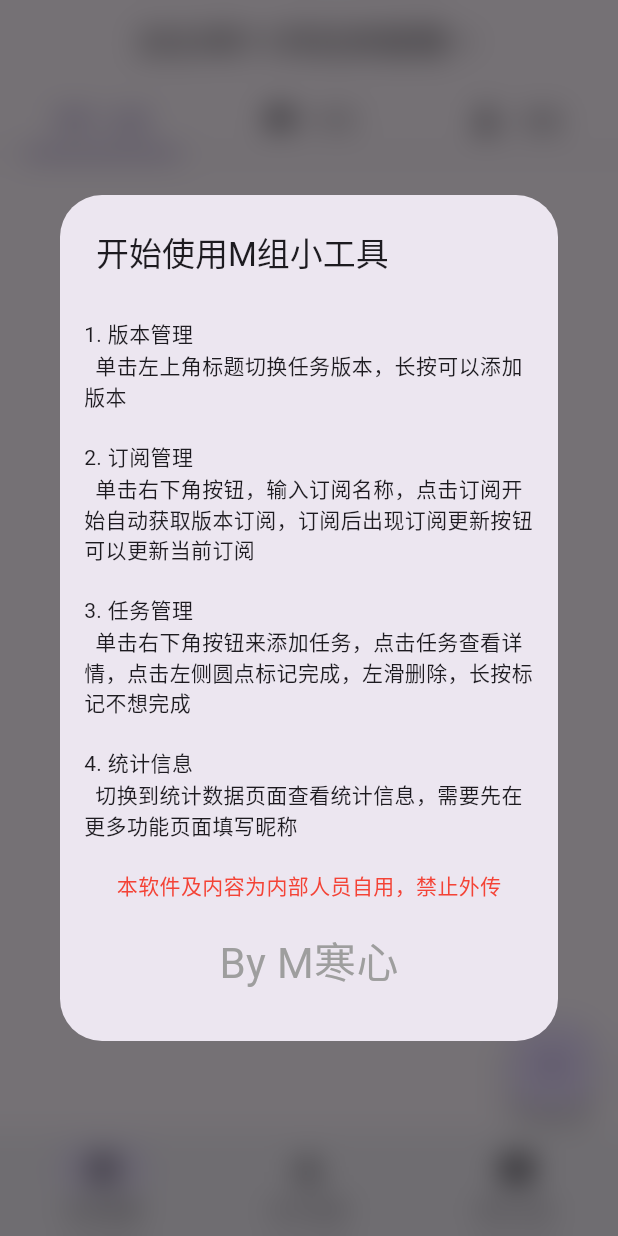
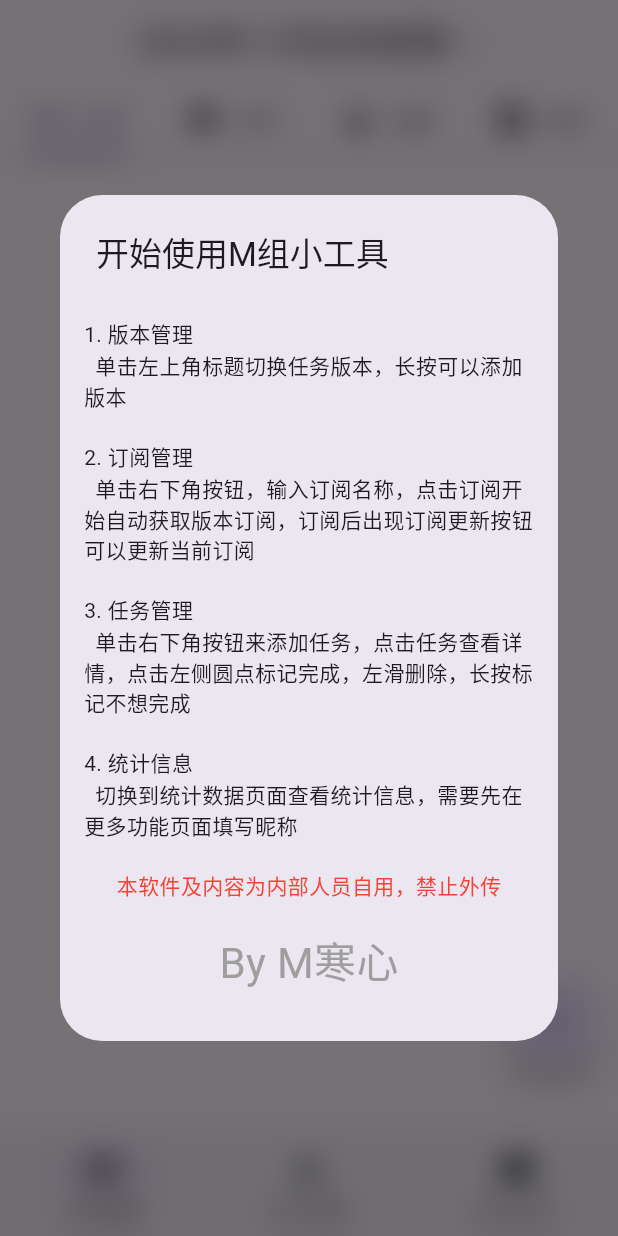
Before and after one commit to rlin1538/cfm_feedback, a Flutter app: the screen it shows after launch, item 3 of the bottom bar chosen, on a phone screen of 412 x 824 dp. Run offline on Flutter 3.47's test engine with Material 2 defaults, Android fonts, the phone set to English and light mode, and no system bars; drawn by our look-alikes of dynamic_color; our stand-ins replace dio, flutter_highlight, flutter_native_splash, fluttertoast, google_fonts, permission_handler and 2 more; missing offline and left inert: saf; accounts and stored records are empty.

Commit message:
3.1.0版本，实现首页tab操作逻辑，优化fab位置

```diff
--- a/lib/Model/MissionController.dart
+++ b/lib/Model/MissionController.dart
@@ -6,8 +6,17 @@ import 'VersionModel.dart';
 
 class MissionController extends ChangeNotifier {
   List<Mission> _missions = [];
+  String filter = "";
 
-  List<Mission> get missions => _missions;
+  List<Mission> get missions {
+    if (filter.isEmpty) {
+      return _missions;
+    } else {
+      return _missions.where((element) => element.content.startsWith(filter)).toList();
+    }
+  }
+
+  List<Mission> get allMission => _missions;
 
   set missions(List<Mission> value) {
     _missions = value;
@@ -19,6 +28,11 @@ class MissionController extends ChangeNotifier {
   }
 
   loadData(VersionModel model) async {
-    missions = await getMissions(model.version);
+    _missions = await getMissions(model.version);
+  }
+
+  setMissionFilter(String s) {
+    filter = s;
+    notifyListeners();
   }
 }
--- a/lib/Page/MisssionPage.dart
+++ b/lib/Page/MisssionPage.dart
@@ -16,7 +16,6 @@ import 'package:url_launcher/url_launcher.dart';
 
 import '../Common/Mission.dart';
 import '../Utils/DbUtils.dart';
-import '../Widgets/HelpDialog.dart';
 
 class MissionPage extends StatefulWidget {
   const MissionPage({super.key, required this.missionController});
@@ -27,7 +26,7 @@ class MissionPage extends StatefulWidget {
   State<MissionPage> createState() => _MissionPageState();
 }
 
-class _MissionPageState extends State<MissionPage> {
+class _MissionPageState extends State<MissionPage> with SingleTickerProviderStateMixin {
   //List<Mission> widget.missionController.missions = [];
   DateTime _date = DateTime.now();
   TimeOfDay _time = TimeOfDay.now();
@@ -78,7 +77,18 @@ class _MissionPageState extends State<MissionPage> {
         ],
       ),
     ),
+    Tab(
+      icon: Row(
+        mainAxisAlignment: MainAxisAlignment.center,
+        children: [
+          Icon(Icons.feed),
+          SizedBox(width: 10),
+          Text("其他")
+        ],
+      ),
+    ),
   ];
+  late TabController tabController;
 
   Future<Null> _selectDate(
       BuildContext context, TextEditingController textEditingController,
@@ -117,6 +127,27 @@ class _MissionPageState extends State<MissionPage> {
   @override
   void initState() {
     super.initState();
+    tabController = TabController(length: tabs.length, vsync: this)..addListener(() {
+      if (tabController.index.toDouble() == tabController.animation?.value)
+        switch (tabController.index) {
+          case 0:
+            print("全部");
+            widget.missionController.setMissionFilter("");
+            break;
+          case 1:
+            print("专项");
+            widget.missionController.setMissionFilter("专项");
+            break;
+          case 2:
+            print("武器");
+            widget.missionController.setMissionFilter("武器");
+            break;
+          case 3:
+            print("其他");
+            widget.missionController.setMissionFilter("常规");
+            break;
+        }
+    });
   }
 
   @override
@@ -125,9 +156,7 @@ class _MissionPageState extends State<MissionPage> {
     _loadData(model);
     Timer(Duration(seconds: 1), () => setState(() {}));
 
-    return DefaultTabController(
-      length: tabs.length,
-      child: Scaffold(
+    return Scaffold(
       appBar: AppBar(
         title: GestureDetector(
           child: Row(
@@ -210,7 +239,7 @@ class _MissionPageState extends State<MissionPage> {
             visible: isSubscribed,
           ),
         ],
-          bottom: TabBar(tabs: tabs),
+        bottom: TabBar(tabs: tabs, controller: tabController,),
       ),
       body: RefreshIndicator(
           onRefresh: () async {
@@ -220,6 +249,7 @@ class _MissionPageState extends State<MissionPage> {
           },
           child: Scrollbar(
             child: ListView.builder(
+              itemCount: widget.missionController.missions.length,
               itemBuilder: (BuildContext context, int index) {
                 return Dismissible(
                   key: ValueKey(widget.missionController.missions[index].name),
@@ -270,7 +300,7 @@ class _MissionPageState extends State<MissionPage> {
                     setState(() {
                       deleteMission(
                           widget.missionController.missions[index].id);
-                        widget.missionController.missions.removeAt(index);
+                      widget.missionController.allMission.removeWhere((element) => element.id == widget.missionController.missions[index].id);
                     });
                     // setState(() {
                     //   widget.missionController.missions[index].isFinished = !widget.missionController.missions[index].isFinished;
@@ -514,11 +544,13 @@ class _MissionPageState extends State<MissionPage> {
                 );
               },
               // separatorBuilder: (BuildContext context, int index) => ,
-                itemCount: widget.missionController.missions.length,
             ),
           ),
         ),
-        floatingActionButton: FloatingActionButton(
+      floatingActionButton: Align(
+        heightFactor: 2,
+        alignment: Alignment(1,0),
+        child: FloatingActionButton(
           child: Icon(Icons.add),
           onPressed: () async {
             showDialog(
@@ -548,7 +580,7 @@ class _MissionPageState extends State<MissionPage> {
                             decoration: BoxDecoration(
                               color: (Theme.of(context).colorScheme.brightness !=
                                       Brightness.dark)
-                                  ? Colors.green[100]
+                                  ? Theme.of(context).colorScheme.surface
                                   : Colors.black26,
                               borderRadius:
                                   BorderRadius.all(Radius.circular(8.0)),
--- a/lib/Page/MorePage.dart
+++ b/lib/Page/MorePage.dart
@@ -151,7 +151,7 @@ class _MorePageState extends State<MorePage> {
               showAboutDialog(
                 context: context,
                 applicationName: "M组小工具",
-                applicationVersion: "3.0.0",
+                applicationVersion: "3.1.0",
                 applicationLegalese: "@Rlin",
                 applicationIcon: Image.asset(
                   "assets/cf_icon.png",
--- a/lib/Page/MyHomePage.dart
+++ b/lib/Page/MyHomePage.dart
@@ -54,6 +54,7 @@ class _MyHomePageState extends State<MyHomePage> {
               ),
             ),
             bottomNavigationBar: NavigationBar(
+              elevation: 6.0,
               selectedIndex: currentIndex,
               onDestinationSelected: (index) => setState(() {
                 currentIndex = index;
--- a/lib/Page/StatisticsPage.dart
+++ b/lib/Page/StatisticsPage.dart
@@ -23,7 +23,7 @@ class _StatisticsPageState extends State<StatisticsPage> {
   @override
   Widget build(BuildContext context) {
     final model = context.watch<VersionModel>();
-    missions = widget.missionController.missions;
+    missions = widget.missionController.allMission;
     // _loadData(model);
     return Scaffold(
       appBar: AppBar(
--- a/pubspec.yaml
+++ b/pubspec.yaml
@@ -15,7 +15,7 @@ publish_to: 'none' # Remove this line if you wish to publish to pub.dev
 # In iOS, build-name is used as CFBundleShortVersionString while build-number used as CFBundleVersion.
 # Read more about iOS versioning at
 # https://developer.apple.com/library/archive/documentation/General/Reference/InfoPlistKeyReference/Articles/CoreFoundationKeys.html
-version: 3.0.0+17
+version: 3.1.0+18
 # flutter build apk --obfuscate --split-debug-info=debugInfo --target-platform android-arm,android-arm64,android-x64 --split-per-abi
 
 environment:
@@ -57,7 +57,6 @@ dependencies:
   flutter_highlight: ^0.7.0
   provider: ^6.0.5
   dynamic_color: ^1.4.0
-  flutter_staggered_animations: ^1.1.1
 
 dev_dependencies:
   flutter_test:
```
Also changed, not shown: pubspec.lock. Lines whose indentation alone changed are shown as unchanged.
